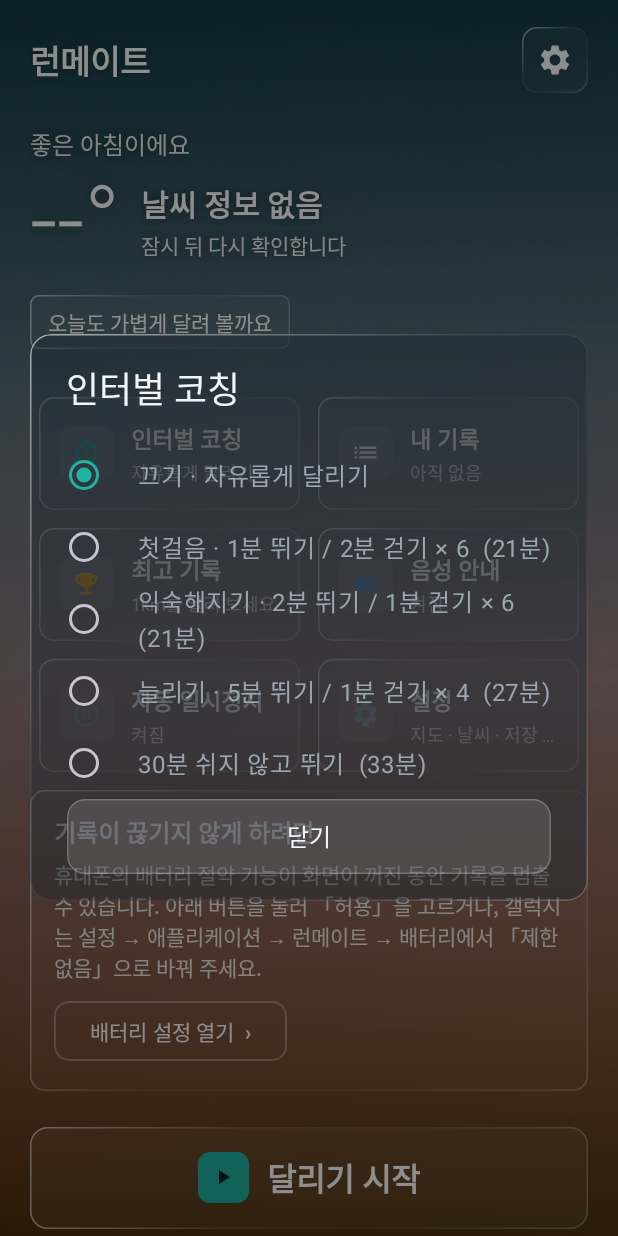
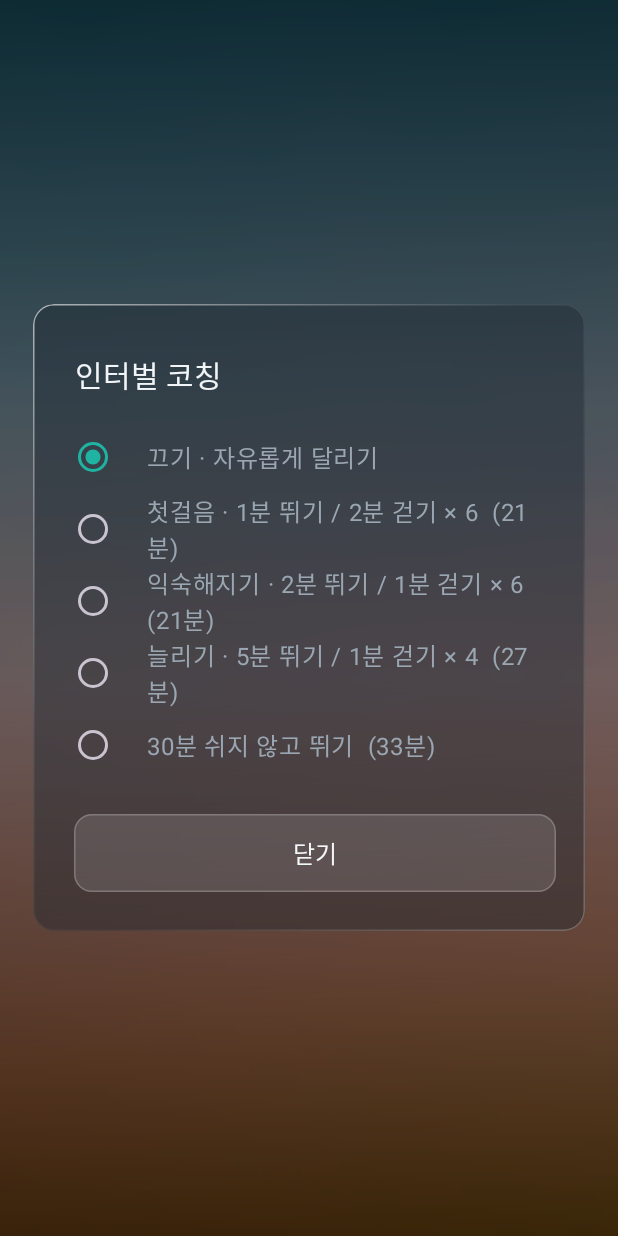
Before and after one commit to sby1234-ai/runmate, an Android app: the screen it shows after launch (MainActivity), after a tap on "인터벌 코칭", on a phone screen of 412 x 824 dp. Run offline under Robolectric (Android 15) with nearby library versions, the phone set to English and light mode, and no system bars; network calls fail; pictures from the network do not load; 1 other tap on this screen came first.

Commit message:
v0.3.15: 대화상자가 뜨면 뒤 화면은 배경만 흐리게, 대화상자 여백·글자 넉넉하게
Co-Authored-By: Claude Opus 5.5 <noreply@anthropic.com>
Claude-Session: https://claude.ai/code/session_01F4D9EqcYjBetG7j9fhs9Kh

```diff
--- a/app/build.gradle.kts
+++ b/app/build.gradle.kts
@@ -15,8 +15,8 @@ android {
         applicationId = "io.github.sby1234ai.runmate"
         minSdk = 26
         targetSdk = 36
-        versionCode = 17
-        versionName = "0.3.14"
+        versionCode = 18
+        versionName = "0.3.15"
     }
 
     signingConfigs {
--- a/app/src/main/java/io/github/sby1234ai/runmate/ui/Glass.kt
+++ b/app/src/main/java/io/github/sby1234ai/runmate/ui/Glass.kt
@@ -182,45 +182,66 @@ class GlassDrawable(private val host: View?, private val kind: GlassKind, densit
 }
 
 /**
- * 대화상자를 유리 판으로(시안 확정): 각진 판 + 빛 테두리, 뒤 화면은 흐리게(안드로이드 12 이상),
- * 버튼은 반반 나눈 두 개 — 보조(취소 등)는 유리 버튼, 주(닫기 등)는 청록 버튼.
+ * 대화상자를 유리 판으로(시안 확정): 각진 판 + 빛 테두리, 반반 나눈 버튼 — 보조(취소 등)는 유리, 주(닫기 등)는 청록.
+ * 뜨는 동안에는 뒤 화면의 글자·타일·버튼을 숨기고 배경 사진만 흐리게 남깁니다(휴대폰이 창 뒤 흐림을 꺼 둔 경우도 같게).
+ * 숨길 뷰는 android:tag="fg", 흐리게 할 배경은 android:tag="bgBlur". 표시가 없는 화면은 내용 전체를 숨김.
  */
 fun com.google.android.material.dialog.MaterialAlertDialogBuilder.showGlass(): androidx.appcompat.app.AlertDialog {
     val dlg = create()
     val ctx = context
     val density = ctx.resources.displayMetrics.density
+    fun dp(v: Float) = (v * density).toInt()
     dlg.window?.let { w ->
         w.setBackgroundDrawable(android.graphics.drawable.InsetDrawable(
-            GlassDrawable(null, GlassKind.SHEET, density), (20 * density).toInt(), (80 * density).toInt(), (20 * density).toInt(), (80 * density).toInt()))
-        if (android.os.Build.VERSION.SDK_INT >= 31) {
-            w.addFlags(android.view.WindowManager.LayoutParams.FLAG_BLUR_BEHIND)
-            w.attributes = w.attributes.apply { blurBehindRadius = (24 * density).toInt() }
-        }
-        w.setDimAmount(0.45f)
+            GlassDrawable(null, GlassKind.SHEET, density), dp(22f), dp(60f), dp(22f), dp(60f)))
+        w.setDimAmount(0.25f)
+    }
+    // 뒤 화면: 앞의 내용은 숨기고 배경만 흐리게
+    val act = generateSequence(ctx) { (it as? android.content.ContextWrapper)?.baseContext }.filterIsInstance<android.app.Activity>().firstOrNull()
+    val root = act?.findViewById<android.view.ViewGroup>(android.R.id.content)
+    val fg = mutableListOf<View>(); val blurs = mutableListOf<View>()
+    fun walk(v: View) {
+        when (v.tag) { "fg" -> fg.add(v); "bgBlur" -> blurs.add(v) }
+        if (v is android.view.ViewGroup) for (i in 0 until v.childCount) walk(v.getChildAt(i))
+    }
+    root?.let { walk(it) }
+    if (fg.isEmpty()) root?.getChildAt(0)?.let { fg.add(it) }
+    val hidden = fg.filter { it.visibility == View.VISIBLE }
+    dlg.setOnDismissListener {
+        hidden.forEach { it.animate().alpha(1f).setDuration(160).start() }
+        if (android.os.Build.VERSION.SDK_INT >= 31) blurs.forEach { it.setRenderEffect(null) }
     }
     dlg.setOnShowListener {
+        hidden.forEach { it.animate().alpha(0f).setDuration(160).start() }
+        if (android.os.Build.VERSION.SDK_INT >= 31) blurs.forEach {
+            it.setRenderEffect(android.graphics.RenderEffect.createBlurEffect(dp(18f).toFloat(), dp(18f).toFloat(), Shader.TileMode.CLAMP))
+        }
         try {
+            // 여백·글자 크기: 넉넉하게
+            dlg.findViewById<View>(androidx.appcompat.R.id.parentPanel)?.setPadding(dp(4f), dp(14f), dp(4f), dp(6f))
+            dlg.findViewById<android.widget.TextView>(androidx.appcompat.R.id.alertTitle)?.apply { textSize = 20f; setLineSpacing(0f, 1.15f) }
+            dlg.findViewById<android.widget.TextView>(android.R.id.message)?.apply { textSize = 15f; setLineSpacing(dp(3f).toFloat(), 1f); setTextColor(0xFFDDE5EA.toInt()) }
             val pos = dlg.getButton(android.content.DialogInterface.BUTTON_POSITIVE)
             val neg = dlg.getButton(android.content.DialogInterface.BUTTON_NEGATIVE)
             val neu = dlg.getButton(android.content.DialogInterface.BUTTON_NEUTRAL)
             val shown = listOfNotNull(neu, neg, pos).filter { it.visibility == View.VISIBLE && it.text.isNotEmpty() }
             if (shown.isEmpty()) return@setOnShowListener
             val bar = pos.parent as? android.widget.LinearLayout
-            if (bar != null && bar.orientation == android.widget.LinearLayout.HORIZONTAL) {
-                // 버튼 사이 빈칸을 없애고 버튼을 같은 너비로
-                for (i in 0 until bar.childCount) { val c = bar.getChildAt(i); if (c !is android.widget.Button) c.visibility = View.GONE }
-                bar.setPadding((20 * density).toInt(), 0, (20 * density).toInt(), (18 * density).toInt())
+            val row = bar != null && bar.orientation == android.widget.LinearLayout.HORIZONTAL
+            if (bar != null) {
+                if (row) for (i in 0 until bar.childCount) { val c = bar.getChildAt(i); if (c !is android.widget.Button) c.visibility = View.GONE }
+                bar.setPadding(dp(19f), dp(22f), dp(19f), dp(20f))
             }
-            val h = (50 * density).toInt()
             for (b in shown) {
                 (b.layoutParams as? android.widget.LinearLayout.LayoutParams)?.let { lp ->
-                    if (bar?.orientation == android.widget.LinearLayout.HORIZONTAL) { lp.width = 0; lp.weight = 1f }
-                    lp.height = h; lp.marginStart = (5 * density).toInt(); lp.marginEnd = (5 * density).toInt()
+                    if (row) { lp.width = 0; lp.weight = 1f }
+                    lp.height = dp(52f); lp.marginStart = dp(5f); lp.marginEnd = dp(5f); lp.topMargin = 0; lp.bottomMargin = 0
                     b.layoutParams = lp
                 }
                 b.isAllCaps = false
                 b.textSize = 16f
-                if (b is com.google.android.material.button.MaterialButton) { b.backgroundTintList = null; b.rippleColor = null; b.strokeWidth = 0 }
+                b.minHeight = 0; b.minimumHeight = 0
+                if (b is com.google.android.material.button.MaterialButton) { b.backgroundTintList = null; b.rippleColor = null; b.strokeWidth = 0; b.insetTop = 0; b.insetBottom = 0 }
                 if (b === pos) {
                     val bg = android.graphics.drawable.GradientDrawable().apply { cornerRadius = 12 * density; setColor(0xFF1FB3A2.toInt()) }
                     b.background = RippleDrawable(ColorStateList.valueOf(0x33FFFFFF), bg, null)
--- a/app/src/main/res/layout/activity_main.xml
+++ b/app/src/main/res/layout/activity_main.xml
@@ -4,14 +4,14 @@
     android:layout_width="match_parent" android:layout_height="match_parent">
 
     <!-- 날씨 사진(res/drawable-nodpi/bg_*.jpg 이 있으면 씀). 없으면 SkyView가 그라데이션 하늘을 그립니다 -->
-    <ImageView android:id="@+id/bgPhoto" android:layout_width="match_parent" android:layout_height="match_parent"
+    <ImageView android:id="@+id/bgPhoto" android:tag="bgBlur" android:layout_width="match_parent" android:layout_height="match_parent"
         android:scaleType="centerCrop" android:importantForAccessibility="no" android:visibility="gone" />
 
     <io.github.sby1234ai.runmate.ui.SkyView android:id="@+id/sky"
         android:layout_width="match_parent" android:layout_height="match_parent" />
 
     <!-- 대기 화면: 날씨, 시작 버튼, 기능 타일 -->
-    <ScrollView android:id="@+id/home" android:clipToPadding="false"
+    <ScrollView android:id="@+id/home" android:tag="fg" android:clipToPadding="false"
         android:layout_width="match_parent" android:layout_height="match_parent" android:fillViewport="true">
         <LinearLayout android:layout_width="match_parent" android:layout_height="wrap_content"
             android:orientation="vertical" android:paddingHorizontal="20dp" android:paddingTop="18dp" android:paddingBottom="28dp">
@@ -96,7 +96,7 @@
     </ScrollView>
 
     <!-- 달리는 중 화면 -->
-    <ScrollView android:id="@+id/runPanel" android:visibility="gone" android:clipToPadding="false"
+    <ScrollView android:id="@+id/runPanel" android:tag="fg" android:visibility="gone" android:clipToPadding="false"
         android:layout_width="match_parent" android:layout_height="match_parent" android:fillViewport="true">
         <LinearLayout android:layout_width="match_parent" android:layout_height="wrap_content"
             android:orientation="vertical" android:gravity="center_horizontal"
```
Also changed, not shown: 1 other file.
